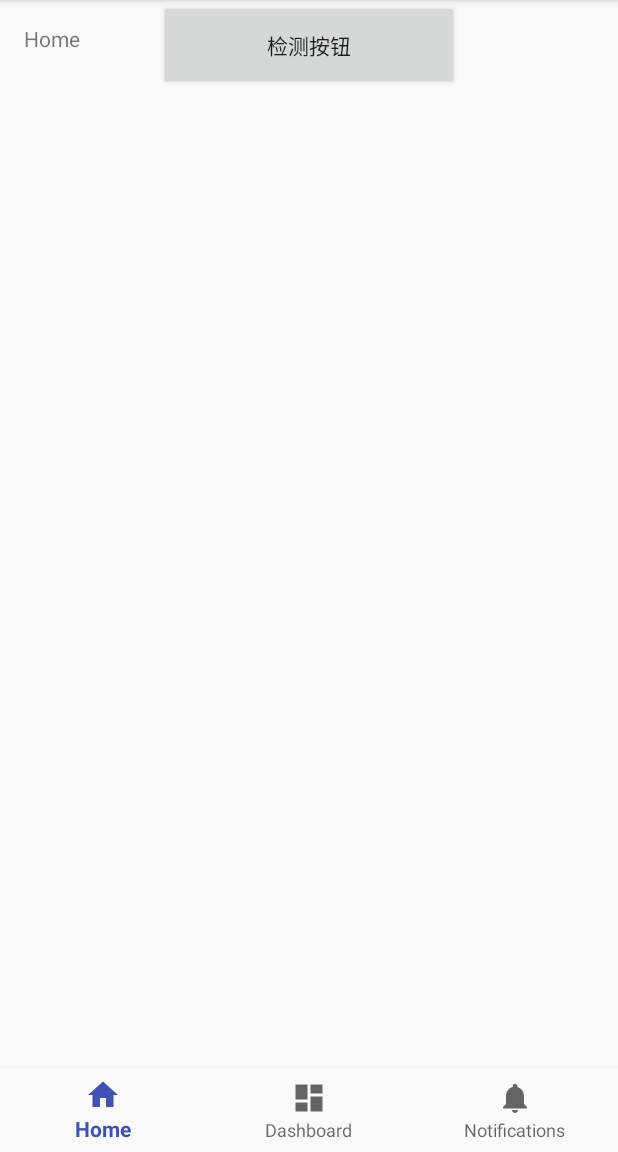
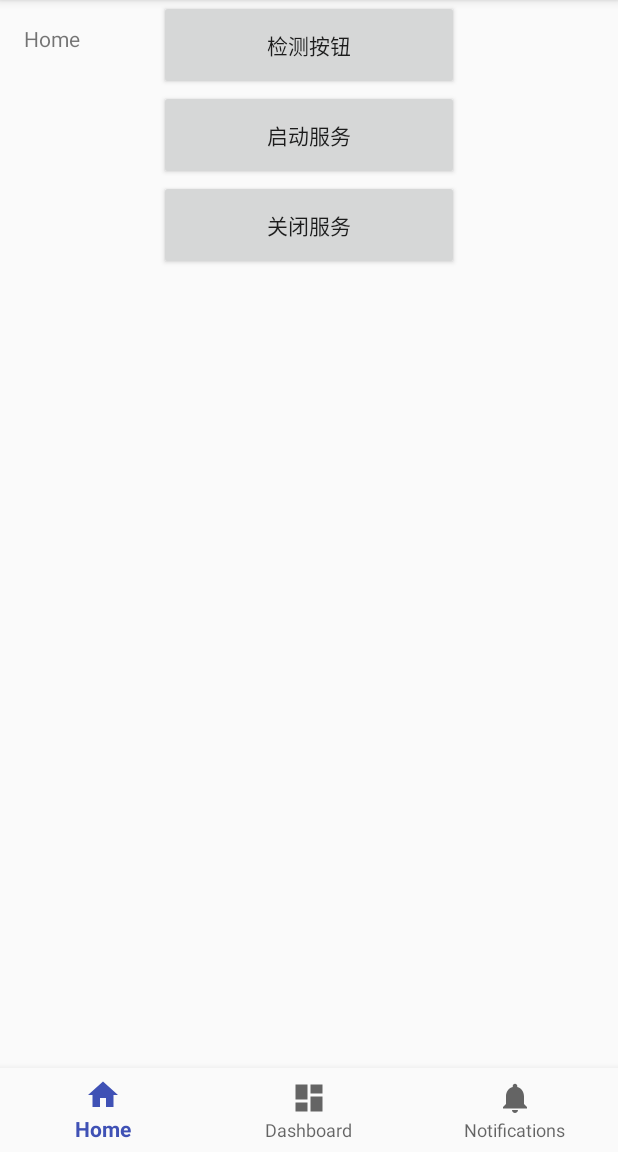
Before and after one commit to veerwang/javatest, an Android app: the screen it shows after launch (MainActivity), on a phone screen of 412 x 824 dp, the part 84-1236 px from its top. Run offline under Robolectric (Android 15) with nearby library versions, the phone set to English and light mode, and no system bars; 5 statements that could not run were skipped.

Commit message:
在apk中添加service进程

```diff
--- a/23_android_apk_library_jni/apk/VulnerabilityDetect/app/src/main/AndroidManifest.xml
+++ b/23_android_apk_library_jni/apk/VulnerabilityDetect/app/src/main/AndroidManifest.xml
@@ -12,6 +12,9 @@
         android:supportsRtl="true"
         android:theme="@style/AppTheme">
 
+    	<service android:name=".DeamonService">
+        </service>
+
 	<activity
             android:name=".MainActivity"
             android:label="@string/app_name">
--- a/23_android_apk_library_jni/apk/VulnerabilityDetect/app/src/main/java/com/security/landicorp/vulnerabilitydetect/MainActivity.java
+++ b/23_android_apk_library_jni/apk/VulnerabilityDetect/app/src/main/java/com/security/landicorp/vulnerabilitydetect/MainActivity.java
@@ -8,6 +8,8 @@ import android.support.annotation.NonNull;
 import android.support.design.widget.BottomNavigationView;
 import android.support.v7.app.AppCompatActivity;
 import android.view.MenuItem;
+
+import android.content.Intent;
 
 import android.widget.TextView;
 import android.widget.Toast;
@@ -29,6 +31,8 @@ public class MainActivity extends AppCompatActivity implements OnClickListener {
     private static final String ACTIVITY_TAG = "VulnerabilityDetect";
     private TextView mTextMessage;
     private Button startbnt;
+    private Button startservicebnt;
+    private Button stopservicebnt;
 
     private static final int CODE_TEST_ONE   = 100;
     private static final int CODE_TEST_TWO   = 200;
@@ -71,10 +75,17 @@ public class MainActivity extends AppCompatActivity implements OnClickListener {
 	    showMessage(val);
     }
 
+    // 注意此处将按钮与按键消息绑定
     private void initButton()
     {
 	    startbnt =  (Button) findViewById(R.id.startbutton);
 	    startbnt.setOnClickListener(this);
+
+	    startservicebnt =  (Button) findViewById(R.id.startservicebutton);
+	    startservicebnt.setOnClickListener(this);
+
+	    stopservicebnt =  (Button) findViewById(R.id.stopservicebutton);
+	    stopservicebnt.setOnClickListener(this);
     }
 
     @Override
@@ -139,6 +150,7 @@ public class MainActivity extends AppCompatActivity implements OnClickListener {
 		    }
     	}
     };
+
     @Override
     public void onClick(View v) {
 	switch (v.getId()) {
@@ -168,9 +180,16 @@ public class MainActivity extends AppCompatActivity implements OnClickListener {
 			}).start();
 
 			break;
+		case R.id.startservicebutton:
+			Log.v(MainActivity.ACTIVITY_TAG,"kevin --->  start service 1");
+ 			startService(new Intent(getBaseContext(), DeamonService.class));
+			break;
+		case R.id.stopservicebutton:
+			Log.v(MainActivity.ACTIVITY_TAG,"kevin --->  stop service 1");
+ 			stopService(new Intent(getBaseContext(), DeamonService.class));
+			break;
 		default:
 			break;
          }
     }
-
 }
--- a/23_android_apk_library_jni/apk/VulnerabilityDetect/app/src/main/res/layout/activity_main.xml
+++ b/23_android_apk_library_jni/apk/VulnerabilityDetect/app/src/main/res/layout/activity_main.xml
@@ -38,6 +38,21 @@
             android:layout_width="200dp"
             android:layout_height="60dp"
             android:layout_gravity="center"
-            android:text="@string/start_detect" />
+            android:text="@string/start_detect">
+    	</Button>
+    	<Button
+            android:id="@+id/startservicebutton"
+            android:layout_width="200dp"
+            android:layout_height="60dp"
+            android:layout_gravity="center"
+            android:text="@string/start_service">
+    	</Button>
+    	<Button
+            android:id="@+id/stopservicebutton"
+            android:layout_width="200dp"
+            android:layout_height="60dp"
+            android:layout_gravity="center"
+            android:text="@string/stop_service">
+    	</Button>
     </LinearLayout>
 </android.support.constraint.ConstraintLayout>
--- a/23_android_apk_library_jni/apk/VulnerabilityDetect/app/src/main/res/values/strings.xml
+++ b/23_android_apk_library_jni/apk/VulnerabilityDetect/app/src/main/res/values/strings.xml
@@ -4,6 +4,8 @@
     <string name="title_dashboard">Dashboard</string>
     <string name="title_notifications">Notifications</string>
     <string name="start_detect">检测按钮</string>
+    <string name="start_service">启动服务</string>
+    <string name="stop_service">关闭服务</string>
     <string name="welcom_title">欢迎进入检测程序,模块版本:V</string>
     <string name="message1">开始检测....</string>
 </resources>
```
Also changed, not shown: 23_android_apk_library_jni/apk/VulnerabilityDetect/app/src/main/java/com/security/landicorp/vulnerabilitydetect/DeamonService.java (added, +27 -0 lines).
